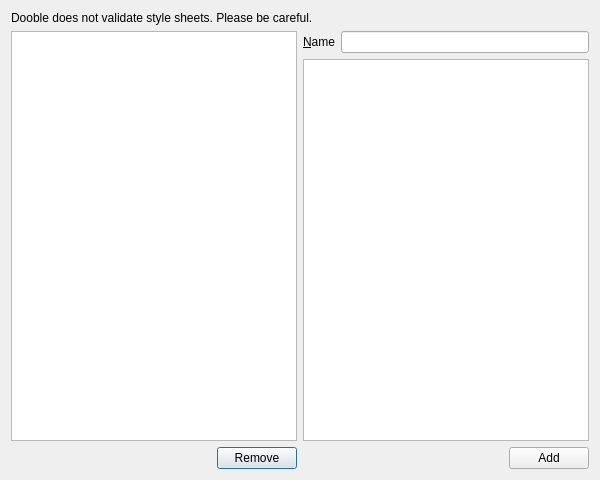
Above: 2.x/UI/dooble_style_sheet.ui from textbrowser/dooble before the change. Below: the same form after it.
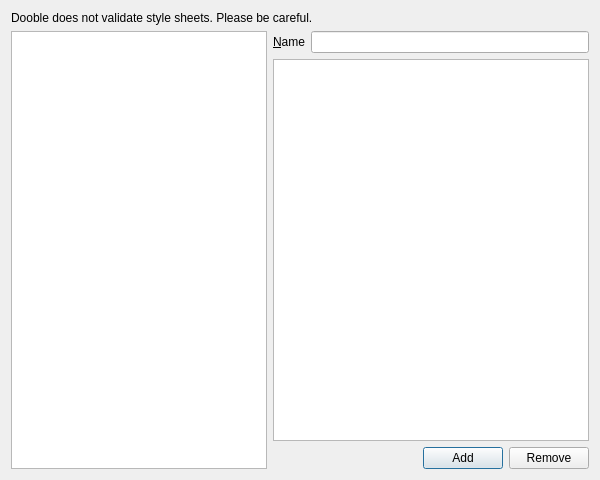
That is the form after the change. Icons and pictures are not drawn.

Commit message: Layout changes. Prevent duplicate signals.

Diff of the .ui file:
```diff
--- a/2.x/UI/dooble_style_sheet.ui
+++ b/2.x/UI/dooble_style_sheet.ui
@@ -17,7 +17,7 @@
    <iconset resource="../Icons/icons.qrc">
     <normaloff>:/Logo/dooble.png</normaloff>:/Logo/dooble.png</iconset>
   </property>
-  <layout class="QVBoxLayout" name="verticalLayout_3">
+  <layout class="QVBoxLayout" name="verticalLayout_2">
    <item>
     <widget class="QLabel" name="label">
      <property name="text">
@@ -29,37 +29,16 @@
     </widget>
    </item>
    <item>
-    <layout class="QHBoxLayout" name="horizontalLayout_5">
+    <layout class="QHBoxLayout" name="horizontalLayout_2">
      <item>
-      <layout class="QVBoxLayout" name="verticalLayout_2">
-       <item>
-        <widget class="QListWidget" name="names"/>
-       </item>
-       <item>
-        <layout class="QHBoxLayout" name="horizontalLayout_3">
-         <item>
-          <spacer name="horizontalSpacer">
-           <property name="orientation">
-            <enum>Qt::Horizontal</enum>
-           </property>
-           <property name="sizeHint" stdset="0">
-            <size>
-             <width>40</width>
-             <height>20</height>
-            </size>
-           </property>
-          </spacer>
-         </item>
-         <item>
-          <widget class="QPushButton" name="remove">
-           <property name="text">
-            <string>Remove</string>
-           </property>
-          </widget>
-         </item>
-        </layout>
-       </item>
-      </layout>
+      <widget class="QListWidget" name="names">
+       <property name="sizePolicy">
+        <sizepolicy hsizetype="Minimum" vsizetype="Expanding">
+         <horstretch>0</horstretch>
+         <verstretch>0</verstretch>
+        </sizepolicy>
+       </property>
+      </widget>
      </item>
      <item>
       <layout class="QVBoxLayout" name="verticalLayout">
@@ -105,6 +84,13 @@
            </property>
           </widget>
          </item>
+         <item>
+          <widget class="QPushButton" name="remove">
+           <property name="text">
+            <string>Remove</string>
+           </property>
+          </widget>
+         </item>
         </layout>
        </item>
       </layout>
```
Left out of the diff: 1 changed line with no effect on the pictures. The commit also changes 1 other file.
